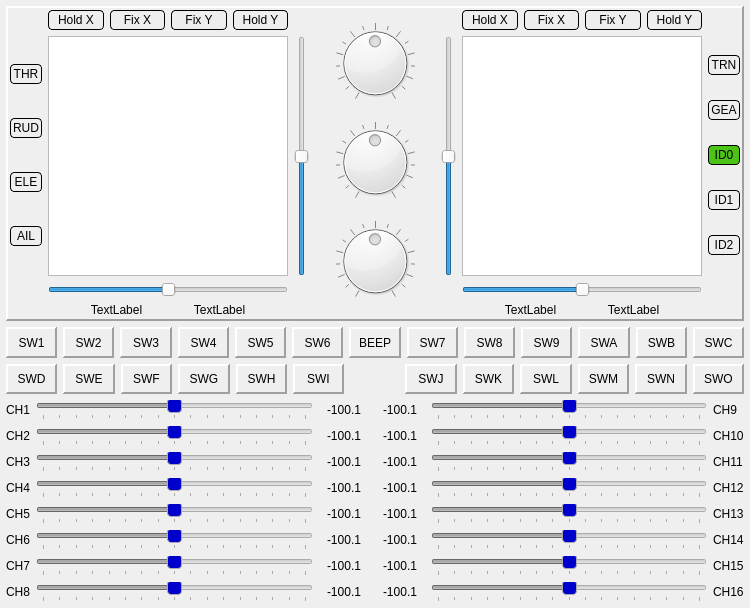
Old version of the form src/eepskye/src/simulatordialog.ui in the repository xhorizont/eepe.
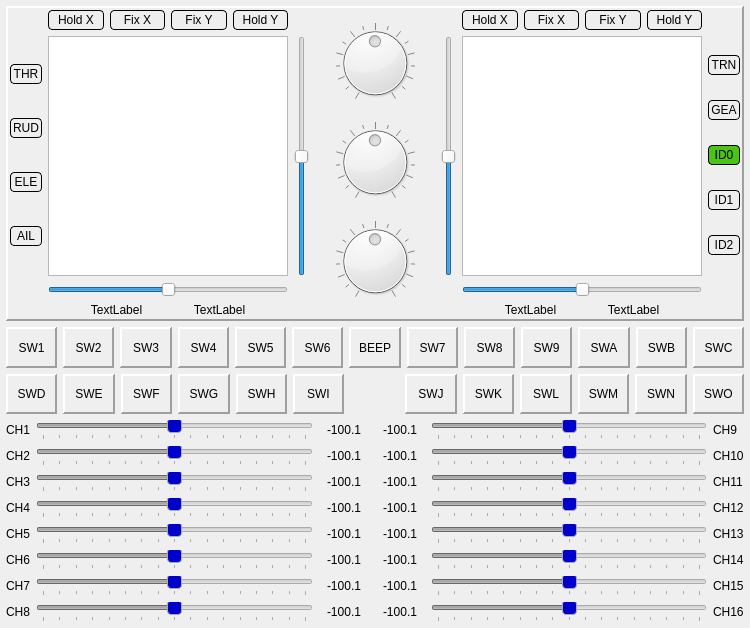
New version of the form. Icons and pictures are not drawn.

The edit to the form file:
```diff
--- a/src/eepskye/src/simulatordialog.ui
+++ b/src/eepskye/src/simulatordialog.ui
@@ -7,7 +7,7 @@
     <x>0</x>
     <y>0</y>
     <width>750</width>
-    <height>608</height>
+    <height>628</height>
    </rect>
   </property>
   <property name="windowTitle">
```
